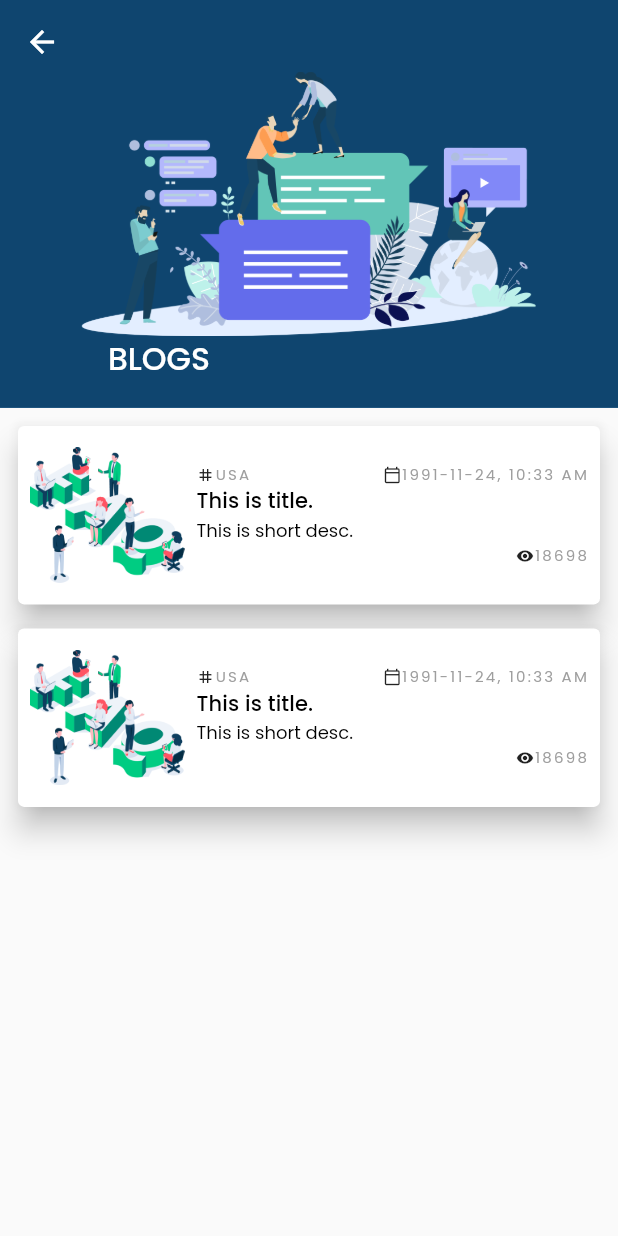
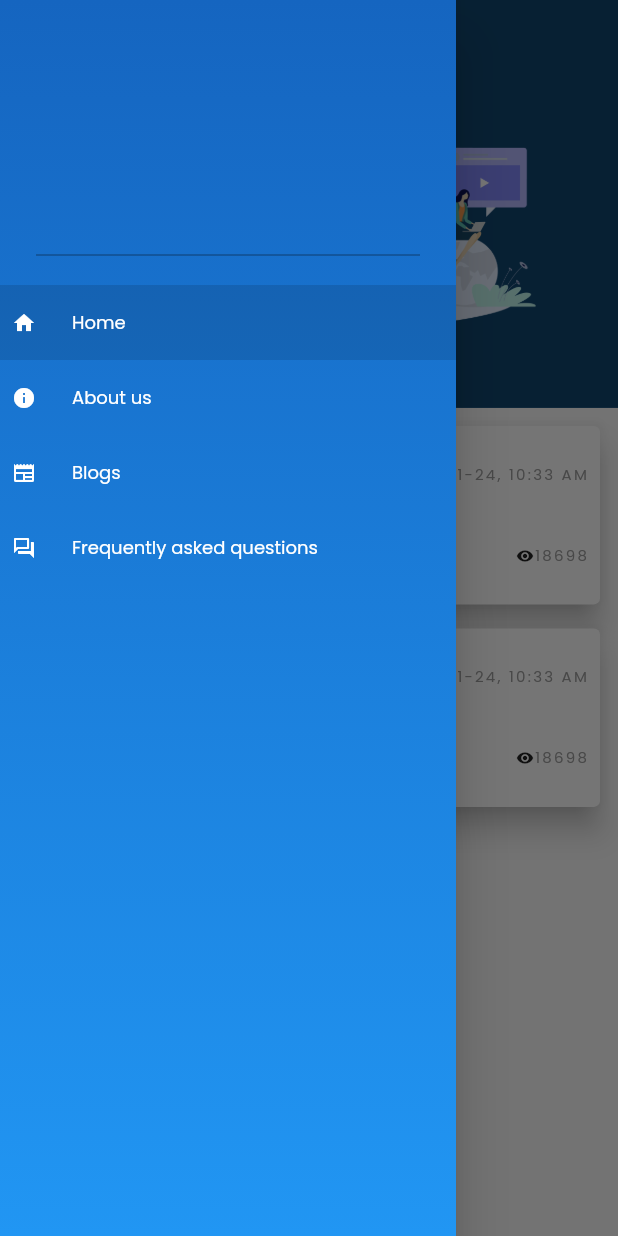
Before and after one commit to sunpra1/nasa_educational_consultancy, a Flutter app: the BlogScreen screen opened directly, with the side drawer open (before the commit the screen has no drawer), on a phone screen of 412 x 824 dp. Run offline on Flutter 3.47's test engine with Material 2 defaults, Android fonts, the phone set to English and light mode, and no system bars; our stand-ins replace connectivity_plus, geolocator, google_maps_flutter, hexcolor.

Commit message:
Drawer navigation added -- (2Hrs)

```diff
--- /dev/null
+++ b/lib/model/menu.dart
@@ -0,0 +1,40 @@
+import 'package:flutter/material.dart';
+
+class Menu {
+  final MenuType menuType;
+  final IconData? icon;
+
+  Menu({required this.menuType, required this.icon});
+}
+
+enum MenuType {
+  home,
+  aboutUs,
+  contactUs,
+  blog,
+  faq,
+}
+
+extension MenuTypeExt on MenuType {
+  String get value {
+    String value;
+    switch (this) {
+      case MenuType.home:
+        value = "Home";
+        break;
+      case MenuType.aboutUs:
+        value = "About us";
+        break;
+      case MenuType.contactUs:
+        value = "Contact us";
+        break;
+      case MenuType.blog:
+        value = "Blogs";
+        break;
+      case MenuType.faq:
+        value = "Frequently asked questions";
+        break;
+    }
+    return value;
+  }
+}
--- /dev/null
+++ b/lib/provider/active_drawer_menu_provider.dart
@@ -0,0 +1,13 @@
+import 'package:flutter/material.dart';
+
+import '../model/menu.dart';
+
+
+class ActiveDrawerMenuProvider with ChangeNotifier {
+  MenuType activeDrawerMenuType = MenuType.home;
+
+  void setActiveDrawerMenu(MenuType activeDrawerMenuType) {
+    this.activeDrawerMenuType = activeDrawerMenuType;
+    notifyListeners();
+  }
+}
--- a/lib/screen/about_us_screen.dart
+++ b/lib/screen/about_us_screen.dart
@@ -1,4 +1,6 @@
 import 'package:flutter/material.dart';
+
+import '../widgets/app_drawer.dart';
 
 class AboutUsScreen extends StatefulWidget {
   static const String routeName = "/aboutUs";
@@ -13,6 +15,7 @@ class _AboutUsScreenState extends State<AboutUsScreen> {
   @override
   Widget build(BuildContext context) {
     return Scaffold(
+      drawer: const AppDrawer(),
       body: CustomScrollView(
         slivers: <Widget>[
           SliverAppBar(
--- a/lib/screen/blog_screen.dart
+++ b/lib/screen/blog_screen.dart
@@ -1,4 +1,6 @@
 import 'package:flutter/material.dart';
+
+import '../widgets/app_drawer.dart';
 
 class BlogScreen extends StatelessWidget {
   static const String routeName = "/blogScreen";
@@ -10,6 +12,7 @@ class BlogScreen extends StatelessWidget {
     List<Blog> blogs = Blog.getBlogs();
 
     return Scaffold(
+      drawer: const AppDrawer(),
       body: CustomScrollView(
         slivers: <Widget>[
           SliverAppBar(
--- a/lib/screen/contact_us_screen.dart
+++ b/lib/screen/contact_us_screen.dart
@@ -4,6 +4,8 @@ import 'package:nasa_educational_consultancy/screen/map_screen.dart';
 import 'package:nasa_educational_consultancy/utils/app_theme.dart';
 import 'package:nasa_educational_consultancy/utils/utils.dart';
 import 'package:nasa_educational_consultancy/widgets/selectable_dialog.dart';
+
+import '../widgets/app_drawer.dart';
 
 class ContactUsScreen extends StatefulWidget {
 
@@ -61,6 +63,8 @@ class _ContactUsScreenState extends State<ContactUsScreen> {
   @override
   Widget build(BuildContext context) {
     return Scaffold(
+      appBar: AppBar(),
+      drawer: const AppDrawer(),
       body: SizedBox(
         height: double.infinity,
         width: double.infinity,
--- a/lib/screen/faq_screen.dart
+++ b/lib/screen/faq_screen.dart
@@ -1,5 +1,7 @@
 import 'package:flutter/material.dart';
 import 'package:nasa_educational_consultancy/utils/app_theme.dart';
+
+import '../widgets/app_drawer.dart';
 
 class FaqScreen extends StatelessWidget {
   static const String routeName = "/faqScreen";
@@ -11,6 +13,7 @@ class FaqScreen extends StatelessWidget {
     List<FAQ> faqs = FAQ.getSampleQuestion();
 
     return Scaffold(
+      drawer: const AppDrawer(),
       body: CustomScrollView(
         slivers: <Widget>[
           SliverAppBar(
--- a/lib/screen/map_screen.dart
+++ b/lib/screen/map_screen.dart
@@ -4,6 +4,8 @@ import 'package:flutter/foundation.dart';
 import 'package:flutter/gestures.dart';
 import 'package:flutter/material.dart';
 import 'package:google_maps_flutter/google_maps_flutter.dart';
+
+import '../widgets/app_drawer.dart';
 
 class MapScreen extends StatefulWidget {
 
@@ -41,6 +43,8 @@ class _MapScreenState extends State<MapScreen> {
   @override
   Widget build(BuildContext context) {
     return Scaffold(
+      appBar: AppBar(),
+      drawer: const AppDrawer(),
       body: SizedBox(
         height: double.infinity,
         width: double.infinity,
--- a/lib/screen/nasa_splash_screen.dart
+++ b/lib/screen/nasa_splash_screen.dart
@@ -1,5 +1,6 @@
 import 'package:flutter/material.dart';
 import 'package:hexcolor/hexcolor.dart';
+import 'package:nasa_educational_consultancy/screen/root_screen.dart';
 
 class NasaSplashScreen extends StatefulWidget {
   static const String routeName = "/karnaliSplashScreen";
@@ -61,8 +62,7 @@ class _NasaSplashScreenState extends State<NasaSplashScreen> {
   void initState() {
     super.initState();
     Future.delayed(const Duration(seconds: 3), () {
-      //TODO
-      // Navigator.of(context).pushReplacementNamed("");
+      Navigator.of(context).pushReplacementNamed(RootScreen.routeName);
     });
   }
 }
--- a/lib/utils/app_theme.dart
+++ b/lib/utils/app_theme.dart
@@ -21,8 +21,8 @@ class AppTheme {
 
   static LinearGradient gradientLR = LinearGradient(
     colors: [
-      HexColor("#ff343f"),
-      HexColor("#167bc3"),
+      Colors.blue.shade800,
+      Colors.blue,
     ],
     begin: Alignment.centerLeft,
     end: Alignment.centerRight,
@@ -31,8 +31,8 @@ class AppTheme {
   );
   static LinearGradient gradientTB = LinearGradient(
     colors: [
-      HexColor("#ff343f"),
-      HexColor("#167bc3"),
+      Colors.blue.shade800,
+      Colors.blue,
     ],
     begin: Alignment.topCenter,
     end: Alignment.bottomCenter,
--- /dev/null
+++ b/lib/widgets/app_drawer.dart
@@ -0,0 +1,133 @@
+import 'package:flutter/material.dart';
+import 'package:provider/provider.dart';
+
+import '../model/menu.dart';
+import '../provider/active_drawer_menu_provider.dart';
+import '../utils/app_theme.dart';
+
+class AppDrawer extends StatelessWidget {
+  const AppDrawer({Key? key}) : super(key: key);
+
+  @override
+  Widget build(BuildContext context) {
+    return SafeArea(
+      child: Drawer(
+        child: Container(
+          decoration: AppTheme.backgroundGradient,
+          child: Column(
+            children: const [
+              AppDrawerBanner(),
+              Padding(
+                padding: EdgeInsets.symmetric(
+                  horizontal: 24.0,
+                  vertical: 12.0,
+                ),
+                child: Divider(
+                  color: Colors.black45,
+                ),
+              ),
+              AppDrawerMenu(),
+            ],
+          ),
+        ),
+      ),
+    );
+  }
+}
+
+class AppDrawerBanner extends StatelessWidget {
+  const AppDrawerBanner({Key? key}) : super(key: key);
+
+  @override
+  Widget build(BuildContext context) {
+    return const SizedBox(
+      height: 150,
+      width: double.infinity,
+    );
+  }
+}
+
+class AppDrawerMenu extends StatelessWidget {
+  const AppDrawerMenu({Key? key}) : super(key: key);
+
+  @override
+  Widget build(BuildContext context) {
+    List<Menu> drawerMenus = [
+      Menu(
+        menuType: MenuType.home,
+        icon: Icons.home,
+      ),
+      Menu(
+        menuType: MenuType.aboutUs,
+        icon: Icons.info,
+      ),
+      Menu(
+        menuType: MenuType.blog,
+        icon: Icons.newspaper,
+      ),
+      Menu(
+        menuType: MenuType.faq,
+        icon: Icons.question_answer_outlined,
+      ),
+    ];
+
+    return Expanded(
+      child: ListView.builder(
+        itemBuilder: (_, index) => AppDrawerMenuItem(menu: drawerMenus[index]),
+        itemCount: drawerMenus.length,
+      ),
+    );
+  }
+}
+
+class AppDrawerMenuItem extends StatelessWidget {
+  final Menu menu;
+
+  const AppDrawerMenuItem({Key? key, required this.menu}) : super(key: key);
+
+  void _handleOnAppDrawerMenuItemClick(BuildContext context) {
+    context.read<ActiveDrawerMenuProvider>().setActiveDrawerMenu(menu.menuType);
+    Navigator.of(context).pop();
+  }
+
+  @override
+  Widget build(BuildContext context) {
+    MenuType activeMenu =
+        context.watch<ActiveDrawerMenuProvider>().activeDrawerMenuType;
+    Color backGroundColor =
+        activeMenu == menu.menuType ? Colors.black12 : Colors.transparent;
+
+    return Material(
+      color: backGroundColor,
+      child: InkWell(
+        onTap: () => _handleOnAppDrawerMenuItemClick(context),
+        child: Padding(
+          padding: const EdgeInsets.symmetric(horizontal: 8.0, vertical: 16.0),
+          child: Row(
+            crossAxisAlignment: CrossAxisAlignment.center,
+            mainAxisAlignment: MainAxisAlignment.center,
+            children: [
+              Icon(
+                menu.icon,
+                size: 16,
+                color: Colors.white,
+              ),
+              Expanded(
+                child: Padding(
+                  padding: const EdgeInsets.only(left: 24.0),
+                  child: Text(
+                    menu.menuType.value,
+                    style: Theme.of(context)
+                        .textTheme
+                        .labelMedium
+                        ?.copyWith(color: Colors.white),
+                  ),
+                ),
+              )
+            ],
+          ),
+        ),
+      ),
+    );
+  }
+}
```
Also changed, not shown: lib/main.dart (+5 -4 lines), lib/screen/root_screen.dart (added, +47 -0 lines), lib/widgets/app_bottom_navigation_bar.dart (added, +90 -0 lines).
